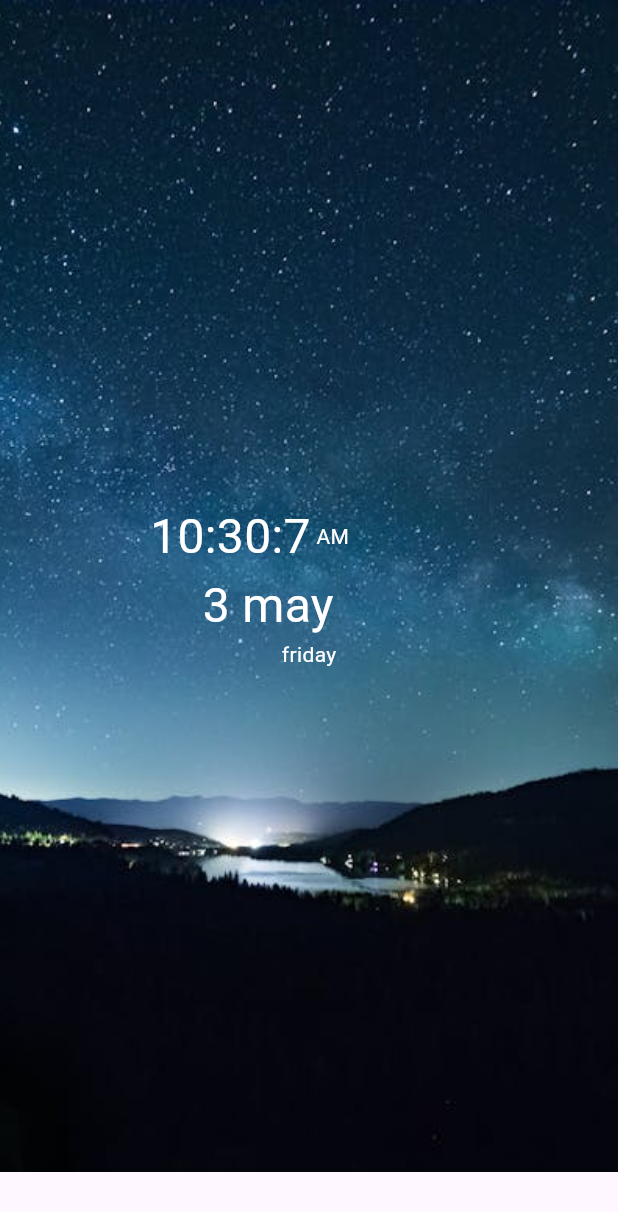
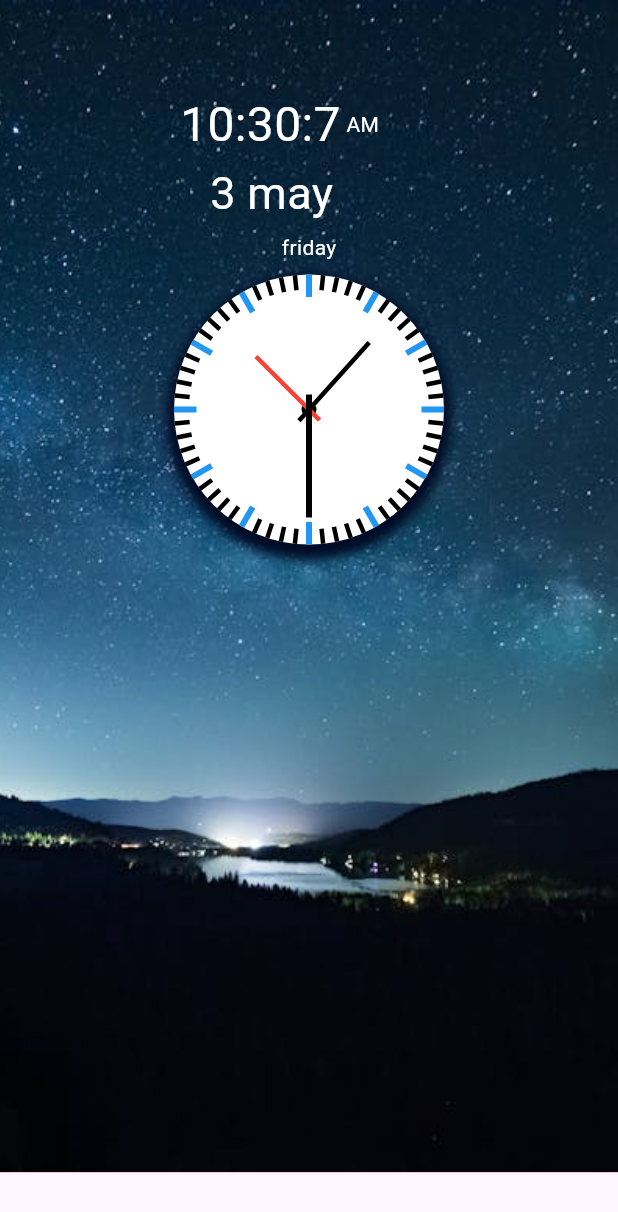
Before and after one commit to Krupaparmar30/timer_daily_task, a Flutter app: the screen it shows after launch, on a phone screen of 412 x 824 dp. Shown: the top 1212 px of the screen. Run offline on Flutter 3.47's test engine with Material 3 defaults, Android fonts, the phone set to English and light mode, and no system bars.

Commit message:
3/5/2024

```diff
--- /dev/null
+++ b/lib/daliy_task/Analog_clock_app/analog_clock.dart
@@ -0,0 +1,240 @@
+import 'dart:async';
+import 'dart:math';
+
+import 'package:flutter/material.dart';
+import 'package:flutter/widgets.dart';
+
+class analogPage extends StatefulWidget {
+  const analogPage({super.key});
+
+  @override
+  State<analogPage> createState() => _analogPageState();
+}
+
+class _analogPageState extends State<analogPage> {
+  @override
+  Widget build(BuildContext context) {
+    Timer.periodic(Duration(seconds: 1), (timer) {
+
+      setState(() {
+        dateTime=DateTime.now();
+        if(dateTime.hour>11)
+        {
+          time='PM';
+        }
+        else{
+          time='AM';
+        }
+        switch(dateTime.weekday)
+        {
+          case 1:
+            day = 'monday';
+            break;
+          case 2:
+            day='tuesday';
+            break;
+          case 3:
+            day='wednesday';
+            break;
+          case 4:
+            day='thursday';
+            break;
+          case 5:
+            day='friday';
+            break;
+          case 6:
+            day='saturday';
+            break;
+          case 7:
+            day='sunday'; break;
+
+        }
+        switch(dateTime.month)
+        {
+          case 1:
+            month='january';
+          case 2:
+            month='february';
+          case 3:
+            month='march';
+          case 4:
+            month='april';
+          case 5:
+            month='may';
+          case 6:
+            month='june';
+          case 7:
+            month='july';
+          case 8:
+            month='august';
+          case 9:
+            month='september';
+          case 10:
+            month='october';
+          case 11:
+            month='november';
+          case 12:
+            month='december';
+        }
+
+      });
+
+
+
+    });
+    return Scaffold(
+      body: Column(
+        children: [
+          Container(
+            height: 781.5,
+            width: 500,
+            decoration: BoxDecoration(
+                color: Colors.pink,
+                image: DecorationImage(
+                    fit: BoxFit.cover,
+                    image: AssetImage(
+                        'assets/images/sky2.jpeg'
+                    )
+                )
+            ),
+            child: Center(
+              child: Column(
+                // mainAxisAlignment: MainAxisAlignment.center,
+                children: [
+                  // Text('${dateTime.day}:${dateTime.month}',style: TextStyle(
+                  //   color: Colors.white,
+                  //   fontSize: 32
+                  // ),),
+                  Padding(
+                    padding: const EdgeInsets.only(left: 120,bottom:1,top: 60),
+                    child: Row(
+                      children: [
+                        Text('${dateTime.hour%12}:${dateTime.minute}:${dateTime.second}',style: TextStyle(
+                            color: Colors.white,
+                            fontSize: 32
+                        ),),
+                        Text(' $time',style: TextStyle(
+                            color: Colors.white
+                        ),),
+                      ],
+                    ),
+                  ),
+
+
+
+                  Padding(
+                    padding: const EdgeInsets.only(left:140,bottom:5),
+                    child: Row(
+                      children: [
+                        Text('${dateTime.day} $month',style: TextStyle(fontSize: 30, color: Colors.white),
+
+                        ),
+
+                      ],
+                    ),
+                  ),
+                  Text('${day}',style: TextStyle(color: Colors.white),),
+                  Padding(
+                    padding: const EdgeInsets.all(8.0),
+                    child: Container(
+                      height: 180,
+                      width: 180,
+                    decoration:const  BoxDecoration(
+                      color:Colors.white,
+                      shape: BoxShape.circle,
+                        // border: Border.all(color: Colors.black,width: 1),
+
+
+                        boxShadow: [
+                      BoxShadow(
+                          color: Color(0xff000b25),
+                          blurRadius: 5,
+                          spreadRadius: 5,
+                          offset: Offset(0,5)
+                      )
+                    ]
+                    ),
+                      child: Stack(
+                        alignment: Alignment.center,
+                        children: [
+
+                          Container(
+                            height: 10,
+                            width: 10,
+                            decoration: const BoxDecoration(
+                              color: Colors.black,
+                              shape: BoxShape.circle,
+
+                            ),
+
+                          ),
+                        ...List.generate(60, (index) => Transform.rotate(
+                          angle: ((index+1)*6*pi)/180,
+                         child: ((index+1)%5==0)
+                          ?
+                         const VerticalDivider(
+                            thickness: 4,
+                            color:Colors.blue,
+                            indent: 0,
+                            endIndent: 165,
+                          )
+                             :
+                             const VerticalDivider(
+                               thickness: 3,
+                               color: Colors.black,
+                               indent: 0,
+                               endIndent: 170,
+                             ),
+                        )),
+
+                          Transform.rotate(
+                              angle:
+    // +(dateTime.minute/60))
+                          (((dateTime.hour+(dateTime.minute/60))*30*pi)/180),
+                            child: const VerticalDivider(
+                              thickness: 3,
+                              color: Colors.red,
+                              indent: 40,
+                              endIndent: 80,
+                            ),
+                          ),
+
+                          Transform.rotate(
+                            angle:
+                            ((dateTime.minute*6*pi)/180),
+                            child: const VerticalDivider(
+                              thickness: 4,
+                              color: Colors.black,
+                              indent: 18,
+                              endIndent: 80,
+                            ),
+                          ),
+
+                          Transform.rotate(
+                            angle:
+                            ((dateTime.second*6*pi)/180),
+                            child: const VerticalDivider(
+                              thickness: 3,
+                              color: Colors.black,
+                              indent: 30,
+                              endIndent: 80,
+                            ),
+                          ),
+                        ],
+                      ),
+                    ),
+                  )
+                ],
+              ),
+            ),
+          ),
+
+        ],
+      ),
+    );
+  }
+}
+DateTime dateTime=DateTime.now();
+String day = '';
+String month='';
+String time='';
--- a/lib/daliy_task/Gigital_Time_Clock/digitalclock.dart
+++ b/lib/daliy_task/Gigital_Time_Clock/digitalclock.dart
@@ -16,12 +16,12 @@ class _digitalclockPageState extends State<digitalclockPage> {
 
      setState(() {
        dateTime=DateTime.now();
-       if(dateTime.hour>12)
+       if(dateTime.hour>11)
          {
-           time='PM';
+           time='AM';
          }
        else{
-         time='AM';
+         time='PM';
        }
        switch(dateTime.weekday)
        {
@@ -84,7 +84,7 @@ class _digitalclockPageState extends State<digitalclockPage> {
       body: Column(
         children: [
           Container(
-            height: 781,
+            height: 678,
             width: 500,
             decoration: BoxDecoration(
               color: Colors.pink,
--- a/lib/main.dart
+++ b/lib/main.dart
@@ -1,12 +1,13 @@
 import 'package:flutter/material.dart';
+import 'package:timer_daily_task/daliy_task/Analog_clock_app/analog_clock.dart';
 import 'package:timer_daily_task/daliy_task/Gigital_Time_Clock/digitalclock.dart';
 import 'package:timer_daily_task/daliy_task/flutter_buttons/fluffer_button.dart';
 void main()
 {
-  runApp(digitalApp());
+  runApp(analogApp());
 }
-class digitalApp extends StatelessWidget {
-  const digitalApp({super.key});
+class analogApp extends StatelessWidget {
+  const analogApp({super.key});
 
   @override
   Widget build(BuildContext context) {
@@ -14,7 +15,9 @@ class digitalApp extends StatelessWidget {
       debugShowCheckedModeBanner: false,
       routes: {
         // '/':(context) => buttonsPage(),
-        '/':(context) => digitalclockPage(),
+        // '/':(context) => digitalclockPage(),
+        '/':(context) => analogPage(),
+
 
       },
     );
```
